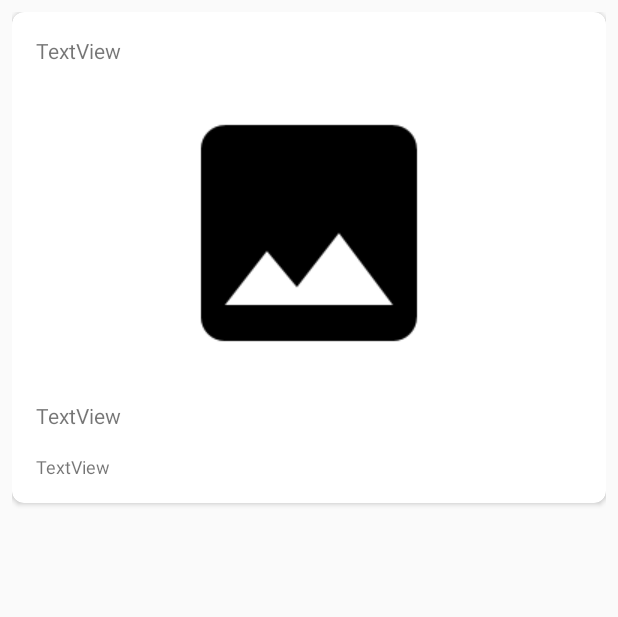
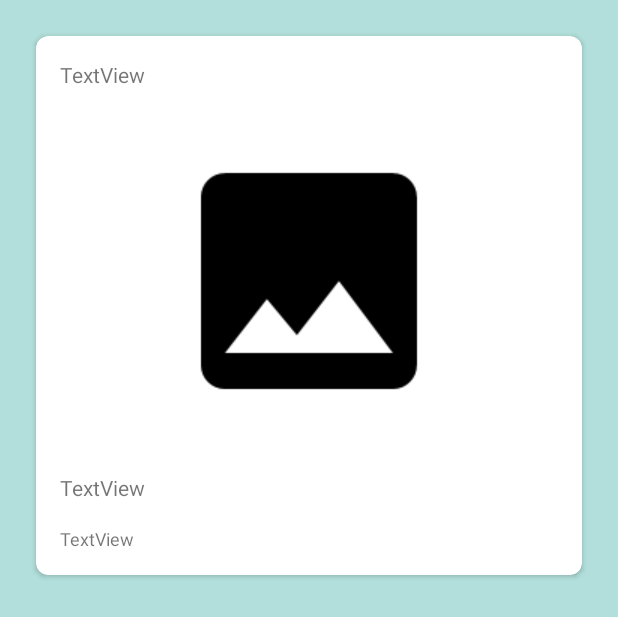
Before and after one commit to AAQ-AND-DEV/Flickr_Browser, an Android app: the layout content_photo_details.xml on its own in the app's theme, with its tools: preview values and no code run, on a phone screen of 412 x 824 dp. Shown: the top 617 px of the screen. Run offline under Robolectric (Android 15) with nearby library versions, the phone set to English and light mode, and no system bars.

```diff
--- a/app/build.gradle
+++ b/app/build.gradle
@@ -29,7 +29,8 @@ dependencies {
     implementation 'androidx.appcompat:appcompat:1.1.0'
     implementation 'androidx.core:core-ktx:1.1.0'
     implementation 'androidx.constraintlayout:constraintlayout:1.1.3'
-    implementation 'com.google.android.material:material:1.0.0'
+    implementation 'com.google.android.material:material:1.1.0'
+    implementation "androidx.preference:preference-ktx:1.1.0"
     testImplementation 'junit:junit:4.12'
     androidTestImplementation 'androidx.test.ext:junit:1.1.1'
     androidTestImplementation 'androidx.test.espresso:espresso-core:3.2.0'
--- a/app/src/main/res/layout/browse.xml
+++ b/app/src/main/res/layout/browse.xml
@@ -1,6 +1,7 @@
 <?xml version="1.0" encoding="utf-8"?>
 <LinearLayout xmlns:android="http://schemas.android.com/apk/res/android"
     xmlns:app="http://schemas.android.com/apk/res-auto"
+    xmlns:tools="http://schemas.android.com/tools"
     android:layout_width="match_parent"
     android:layout_height="wrap_content"
     android:orientation="horizontal"
@@ -12,6 +13,7 @@
         android:layout_width="0dp"
         android:layout_height="wrap_content"
         android:layout_weight="1"
+        android:contentDescription="@string/browse_image_desc"
         android:scaleType="fitStart"
         app:srcCompat="@drawable/placeholder" />
 
@@ -21,5 +23,5 @@
         android:layout_height="wrap_content"
         android:layout_marginStart="16dp"
         android:layout_weight="2"
-        android:text="TextView" />
+        tools:text="Empty TextView" />
 </LinearLayout>
--- a/app/src/main/res/layout/content_photo_details.xml
+++ b/app/src/main/res/layout/content_photo_details.xml
@@ -13,6 +13,7 @@
     <androidx.cardview.widget.CardView
         android:layout_width="match_parent"
         android:layout_height="wrap_content"
+        android:layout_margin="16dp"
         app:cardCornerRadius="8dp"
         app:contentPadding="8dp">
 
@@ -26,13 +27,15 @@
                 android:layout_width="match_parent"
                 android:layout_height="wrap_content"
                 android:layout_margin="8dp"
-                android:text="TextView" />
+                tools:text="TextView" />
 
             <ImageView
                 android:id="@+id/photo_image"
                 android:layout_width="match_parent"
                 android:layout_height="wrap_content"
                 android:layout_margin="8dp"
+                android:contentDescription="@string/detail_image_desc"
+                android:padding="16dp"
                 android:scaleType="fitCenter"
                 app:srcCompat="@drawable/placeholder" />
 
@@ -41,15 +44,15 @@
                 android:layout_width="match_parent"
                 android:layout_height="wrap_content"
                 android:layout_margin="8dp"
-                android:text="TextView" />
+                tools:text="TextView" />
 
             <TextView
                 android:id="@+id/photo_tags"
                 android:layout_width="match_parent"
                 android:layout_height="wrap_content"
                 android:layout_margin="8dp"
-                android:text="TextView"
-                android:textSize="12dp" />
+                android:textSize="12sp"
+                tools:text="TextView" />
         </LinearLayout>
     </androidx.cardview.widget.CardView>
 </ScrollView>
--- /dev/null
+++ b/app/src/main/res/values-v21/styles.xml
@@ -0,0 +1,9 @@
+<?xml version="1.0" encoding="utf-8"?>
+<resources>
+
+    <style name="AppTheme.NoActionBar">
+        <item name="windowActionBar">false</item>
+        <item name="windowNoTitle">true</item>
+        <item name="android:navigationBarColor">@color/primary_dark</item>
+    </style>
+</resources>
--- /dev/null
+++ b/app/src/main/res/values-v23/styles.xml
@@ -0,0 +1,9 @@
+<?xml version="1.0" encoding="utf-8"?>
+<resources>
+    <style name="AppTheme.NoActionBar">
+        <item name="windowActionBar">false</item>
+        <item name="windowNoTitle">true</item>
+        <item name="android:colorBackgroundFloating">@color/primary</item>
+        <item name="android:navigationBarColor">@color/primary_dark</item>
+    </style>
+</resources>
--- a/app/src/main/res/values/colors.xml
+++ b/app/src/main/res/values/colors.xml
@@ -1,6 +1,11 @@
 <?xml version="1.0" encoding="utf-8"?>
 <resources>
-    <color name="colorPrimary">#008577</color>
-    <color name="colorPrimaryDark">#00574B</color>
-    <color name="colorAccent">#D81B60</color>
+    <color name="primary">#009688</color>
+    <color name="primary_dark">#00796B</color>
+    <color name="primary_light">#B2DFDB</color>
+    <color name="accent">#FF5722</color>
+    <color name="primary_text">#212121</color>
+    <color name="secondary_text">#757575</color>
+    <color name="icons">#FFFFFF</color>
+    <color name="divider">#BDBDBD</color>
 </resources>
--- a/app/src/main/res/values/styles.xml
+++ b/app/src/main/res/values/styles.xml
@@ -3,9 +3,13 @@
     <!-- Base application theme. -->
     <style name="AppTheme" parent="Theme.AppCompat.Light.DarkActionBar">
         <!-- Customize your theme here. -->
-        <item name="colorPrimary">@color/colorPrimary</item>
-        <item name="colorPrimaryDark">@color/colorPrimaryDark</item>
-        <item name="colorAccent">@color/colorAccent</item>
+        <item name="colorPrimary">@color/primary</item>>
+        <item name="colorPrimaryDark">@color/primary_dark</item>
+        <item name="colorAccent">@color/accent</item>
+        <item name="android:textColorSecondary">@color/secondary_text</item>
+        <item name="android:icon">@color/icons</item>
+        <item name="android:windowBackground">@color/primary_light</item>
+        <item name ="cardBackgroundColor">@color/primary</item>
     </style>
 
     <style name="AppTheme.NoActionBar">
--- /dev/null
+++ b/app/src/main/res/xml/searchable.xml
@@ -0,0 +1,4 @@
+<?xml version="1.0" encoding="utf-8"?>
+<searchable xmlns:android="http://schemas.android.com/apk/res/android"
+    android:hint = "@string/search_hint"
+    android:label = "@string/title_activity_search"/>
```
Also changed, not shown: app/src/main/AndroidManifest.xml (+7 -0 lines), app/src/main/java/com/aaqanddev/flickrbrowser/FlickrRecyclerViewAdapter.kt (+7 -1 lines), app/src/main/java/com/aaqanddev/flickrbrowser/MainActivity.kt (+22 -5 lines), app/src/main/java/com/aaqanddev/flickrbrowser/PhotoDetailsActivity.kt (+6 -3 lines), app/src/main/java/com/aaqanddev/flickrbrowser/SearchActivity.kt (+41 -1 lines), app/src/main/res/drawable/ic_search_black_24dp.xml (added, +9 -0 lines), app/src/main/res/menu/menu_main.xml (+5 -4 lines), app/src/main/res/menu/menu_search.xml (added, +11 -0 lines), app/src/main/res/values/strings.xml (+8 -0 lines).
